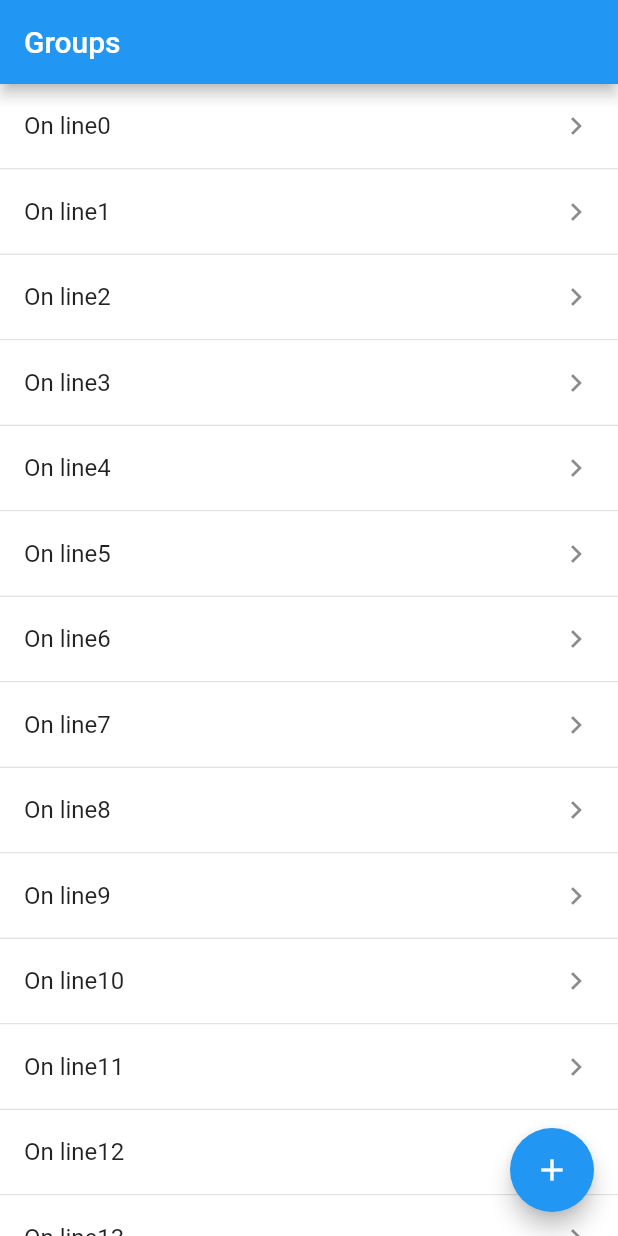
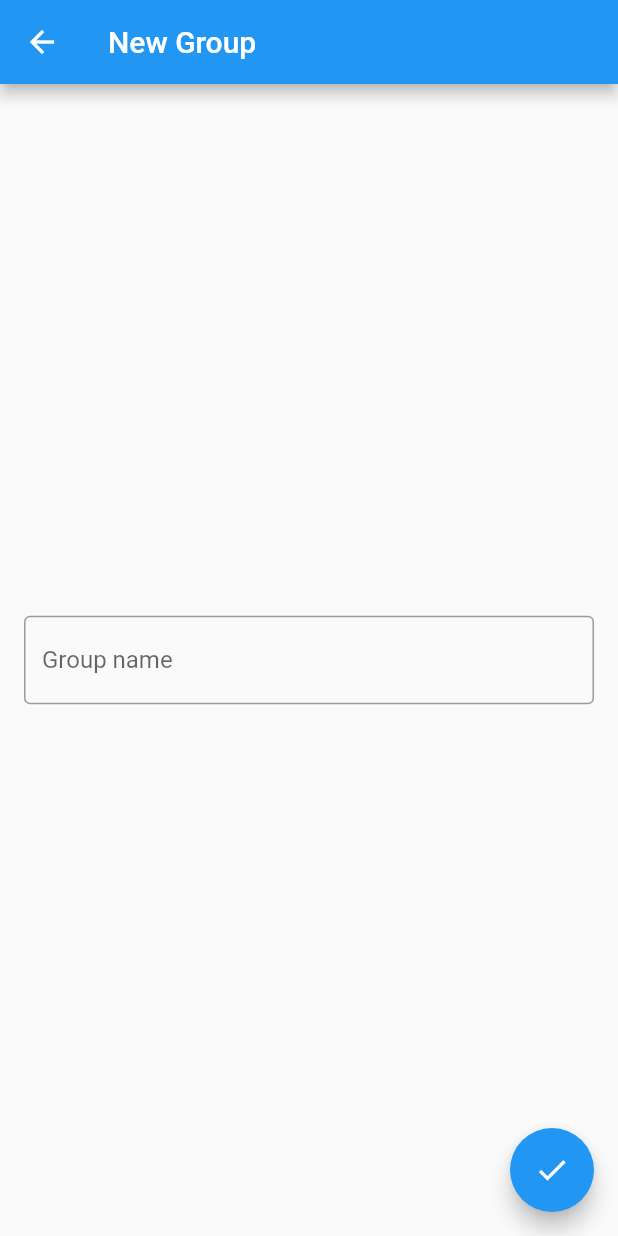
Before and after one commit to zdeneke/todo_list, a Flutter app: the screen it shows after launch, after a tap on the "add" icon, on a phone screen of 412 x 824 dp. Run offline on Flutter 3.47's test engine with Material 2 defaults, Android fonts, the phone set to English and light mode, and no system bars; drawn by our look-alikes of flutter_slidable; our stand-ins replace hive_flutter; accounts and stored records are empty.

Commit message:
lesson 57 continue

```diff
--- a/lib/main.dart
+++ b/lib/main.dart
@@ -1,6 +1,9 @@
 import 'package:flutter/material.dart';
+import 'package:hive_flutter/hive_flutter.dart';
 import 'package:todo_list/widgets/app/app.dart';
 
-void main() {
+void main() async {
+  WidgetsFlutterBinding.ensureInitialized();
+  await Hive.initFlutter();
   runApp(const MyApp());
 }
--- a/lib/widgets/app/app.dart
+++ b/lib/widgets/app/app.dart
@@ -1,4 +1,5 @@
 import 'package:flutter/material.dart';
+import 'package:todo_list/widgets/group_form/group_form_widget.dart';
 import 'package:todo_list/widgets/groups/groups_widget.dart';
 
 class MyApp extends StatelessWidget {
@@ -10,7 +11,10 @@ class MyApp extends StatelessWidget {
     return MaterialApp(
       title: 'Flutter Demo',
       initialRoute: '/groups',
-      routes: {'/groups': (_) => GroupsWidget()},
+      routes: {
+        '/groups': (_) => const GroupsWidget(),
+        '/groups/form': (_) => const GroupFormWidget(),
+      },
       theme: ThemeData(
         primarySwatch: Colors.blue,
       ),
--- /dev/null
+++ b/lib/widgets/domain/entity/group.dart
@@ -0,0 +1,12 @@
+import 'package:hive_flutter/hive_flutter.dart';
+
+part 'group.g.dart';
+
+@HiveType(typeId: 1)
+class Group {
+  @HiveField(0)
+  String name;
+  Group({
+    required this.name,
+  });
+}
--- /dev/null
+++ b/lib/widgets/group_form/group_form_widget.dart
@@ -0,0 +1,64 @@
+import 'package:flutter/material.dart';
+import 'package:provider/provider.dart';
+import 'package:todo_list/widgets/group_form/group_form_widget_model.dart';
+
+class GroupFormWidget extends StatefulWidget {
+  const GroupFormWidget({Key? key}) : super(key: key);
+
+  @override
+  State<GroupFormWidget> createState() => _GroupFormWidgetState();
+}
+
+class _GroupFormWidgetState extends State<GroupFormWidget> {
+  @override
+  Widget build(BuildContext context) {
+    return Provider(
+        create: (_) => GroupFormWidgetModel(),
+        child: const _GroupFormWidgetBody());
+  }
+}
+
+class _GroupFormWidgetBody extends StatelessWidget {
+  const _GroupFormWidgetBody({Key? key}) : super(key: key);
+
+  @override
+  Widget build(BuildContext context) {
+    return Scaffold(
+      appBar: AppBar(
+        title: const Text('New Group'),
+      ),
+      body: const Center(
+        child: Padding(
+          padding: EdgeInsets.symmetric(horizontal: 16),
+          child: _GroupNameWidget(),
+        ),
+      ),
+      floatingActionButton: FloatingActionButton(
+        onPressed: () =>
+            Provider.of<GroupFormWidgetModel>(context, listen: false)
+                .saveGroup(context),
+        child: const Icon(Icons.done),
+      ),
+    );
+  }
+}
+
+class _GroupNameWidget extends StatelessWidget {
+  const _GroupNameWidget({Key? key}) : super(key: key);
+
+  @override
+  Widget build(BuildContext context) {
+    final providerModel =
+        Provider.of<GroupFormWidgetModel>(context, listen: false);
+    return TextField(
+        decoration: const InputDecoration(
+          hintText: 'Group name',
+          border: OutlineInputBorder(),
+        ),
+        onChanged: (value) => providerModel.groupName = value,
+        onEditingComplete: () {
+          FocusScope.of(context).unfocus();
+          providerModel.saveGroup(context);
+        });
+  }
+}
--- /dev/null
+++ b/lib/widgets/group_form/group_form_widget_model.dart
@@ -0,0 +1,17 @@
+import 'package:flutter/cupertino.dart';
+import 'package:hive_flutter/hive_flutter.dart';
+import 'package:todo_list/widgets/domain/entity/group.dart';
+
+class GroupFormWidgetModel {
+  var groupName = '';
+  void saveGroup(BuildContext context) async {
+    if (groupName.isEmpty) return;
+    if (!Hive.isAdapterRegistered(1)) {
+      Hive.registerAdapter(GroupAdapter());
+    }
+    final box = await Hive.openBox<Group>('group_box');
+    final group = Group(name: groupName);
+    await box.add(group);
+    Navigator.of(context).pop();
+  }
+}
--- a/lib/widgets/groups/groups_widget.dart
+++ b/lib/widgets/groups/groups_widget.dart
@@ -1,8 +1,21 @@
 import 'package:flutter/material.dart';
 import 'package:flutter_slidable/flutter_slidable.dart';
+import 'package:provider/provider.dart';
+import 'package:todo_list/widgets/groups/groups_widget_model.dart';
 
 class GroupsWidget extends StatelessWidget {
   const GroupsWidget({Key? key}) : super(key: key);
+
+  @override
+  Widget build(BuildContext context) {
+    return ChangeNotifierProvider(
+        create: (context) => GroupsWidgetModel(),
+        child: const _GroupWidgetBody());
+  }
+}
+
+class _GroupWidgetBody extends StatelessWidget {
+  const _GroupWidgetBody({Key? key}) : super(key: key);
 
   @override
   Widget build(BuildContext context) {
@@ -14,25 +27,22 @@ class GroupsWidget extends StatelessWidget {
         child: _GroupListWidget(),
       ),
       floatingActionButton: FloatingActionButton(
-        onPressed: () {},
+        onPressed: () => Provider.of<GroupsWidgetModel>(context, listen: false)
+            .showForm(context),
         child: const Icon(Icons.add),
       ),
     );
   }
 }
 
-class _GroupListWidget extends StatefulWidget {
+class _GroupListWidget extends StatelessWidget {
   const _GroupListWidget({Key? key}) : super(key: key);
 
   @override
-  State<_GroupListWidget> createState() => _GroupListWidgetState();
-}
-
-class _GroupListWidgetState extends State<_GroupListWidget> {
-  @override
   Widget build(BuildContext context) {
+    final groupsCount = Provider.of<GroupsWidgetModel>(context).groups.length;
     return ListView.separated(
-      itemCount: 100,
+      itemCount: groupsCount,
       separatorBuilder: (BuildContext context, int index) {
         return const Divider(
           height: 1,
@@ -54,6 +64,7 @@ class _GroupListRowWidget extends StatelessWidget {
 
   @override
   Widget build(BuildContext context) {
+    final group = Provider.of<GroupsWidgetModel>(context).groups[indexInList];
     return Slidable(
       // Specify a key if the Slidable is dismissible.
       key: const ValueKey(0),
@@ -84,7 +95,7 @@ class _GroupListRowWidget extends StatelessWidget {
       child: ColoredBox(
         color: Colors.white,
         child: ListTile(
-          title: Text('On line$indexInList'),
+          title: Text(group.name),
           trailing: const Icon(Icons.chevron_right),
         ),
       ),
--- a/lib/widgets/groups/groups_widget_model.dart
+++ b/lib/widgets/groups/groups_widget_model.dart
@@ -0,0 +1,31 @@
+import 'package:flutter/cupertino.dart';
+import 'package:hive_flutter/hive_flutter.dart';
+import 'package:todo_list/widgets/domain/entity/group.dart';
+
+class GroupsWidgetModel extends ChangeNotifier {
+  void showForm(BuildContext context) {
+    Navigator.pushNamed(context, '/groups/form');
+  }
+
+  var _groups = <Group>[];
+
+  List<Group> get groups => _groups.toList();
+
+  GroupsWidgetModel() {
+    _setup();
+  }
+
+  void _radGroupsFromHive(Box<Group> box) {
+    _groups = box.values.toList();
+    notifyListeners();
+  }
+
+  void _setup() async {
+    if (!Hive.isAdapterRegistered(1)) {
+      Hive.registerAdapter(GroupAdapter());
+    }
+    final box = await Hive.openBox<Group>('group_box');
+    _radGroupsFromHive(box);
+    box.listenable().addListener(() => _radGroupsFromHive(box));
+  }
+}
--- a/pubspec.yaml
+++ b/pubspec.yaml
@@ -35,6 +35,10 @@ dependencies:
   # Use with the CupertinoIcons class for iOS style icons.
   cupertino_icons: ^1.0.2
   flutter_slidable: ^1.2.0
+  provider: ^6.0.2
+  hive: ^2.0.5
+  hive_flutter: ^1.1.0
+  hive_generator: ^1.1.2
 
 dev_dependencies:
   flutter_test:
@@ -46,6 +50,7 @@ dev_dependencies:
   # package. See that file for information about deactivating specific lint
   # rules and activating additional ones.
   flutter_lints: ^1.0.0
+  build_runner: ^2.1.7
 
 # For information on the generic Dart part of this file, see the
 # following page: https://dart.dev/tools/pub/pubspec
```
Also changed, not shown: lib/widgets/domain/entity/group.g.dart (added), pubspec.lock.
